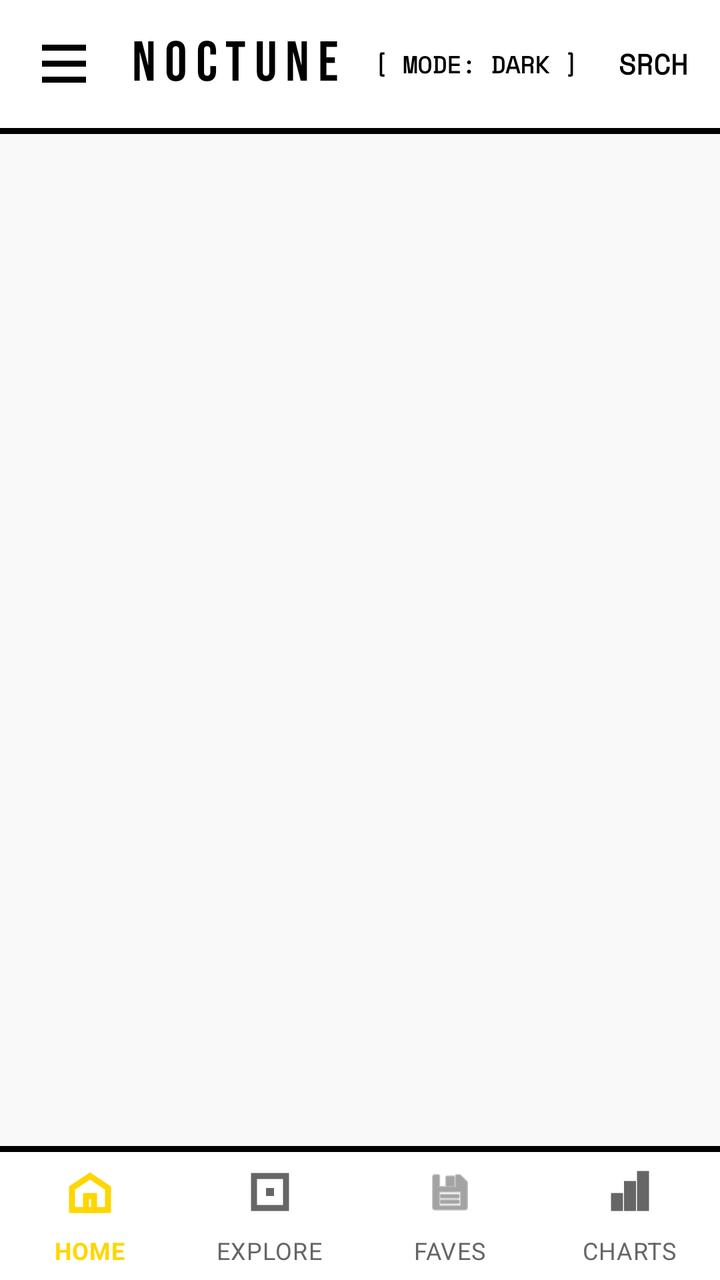
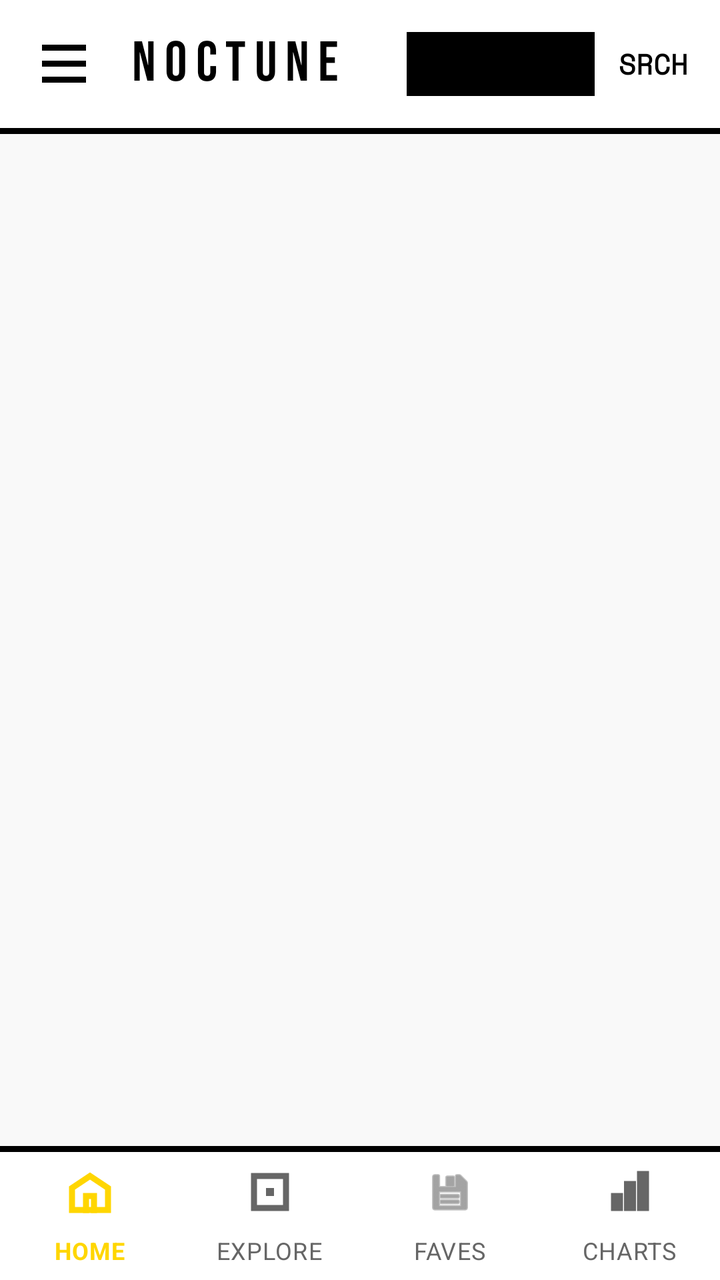

The first picture is an Android layout as it rendered before a commit; the second is the same layout after the commit. The layout source and the unified diff follow.
<!-- AndroidManifest.xml: application theme Theme.Noctune -->
<!-- res/layout/activity_main.xml -->
<?xml version="1.0" encoding="utf-8"?>
<LinearLayout
    xmlns:android="http://schemas.android.com/apk/res/android"
    xmlns:app="http://schemas.android.com/apk/res-auto"
    android:layout_width="match_parent"
    android:layout_height="match_parent"
    android:orientation="vertical"
    android:background="@color/bg_main">

    
    <LinearLayout
        android:layout_width="match_parent"
        android:layout_height="64dp"
        android:background="@color/bg_surface"
        android:orientation="horizontal"
        android:gravity="center_vertical"
        android:paddingHorizontal="16dp">

        
        <LinearLayout
            android:id="@+id/tv_menu"
            android:layout_width="32dp"
            android:layout_height="32dp"
            android:orientation="vertical"
            android:gravity="center"
            android:clickable="true"
            android:focusable="true">

            <View
                android:layout_width="22dp"
                android:layout_height="3dp"
                android:background="@color/text_primary"/>

            <View
                android:layout_width="22dp"
                android:layout_height="3dp"
                android:background="@color/text_primary"
                android:layout_marginTop="5dp"/>

            <View
                android:layout_width="22dp"
                android:layout_height="3dp"
                android:background="@color/text_primary"
                android:layout_marginTop="5dp"/>
        </LinearLayout>

        
        <TextView
            android:layout_width="0dp"
            android:layout_height="wrap_content"
            android:layout_weight="1"
            android:layout_marginStart="16dp"
            android:text="NOCTUNE"
            android:textColor="@color/text_primary"
            android:textSize="28sp"
            android:fontFamily="@font/bebas_neue"
            android:letterSpacing="0.15"/>

        
        <LinearLayout
            android:layout_width="wrap_content"
            android:layout_height="match_parent"
            android:orientation="horizontal"
            android:gravity="center_vertical">

            
            <TextView
                android:id="@+id/tv_theme_toggle"
                android:layout_width="wrap_content"
                android:layout_height="wrap_content"
                android:text="[ MODE: DARK ]"
                android:textColor="@color/text_primary"
                android:textSize="12sp"
                android:fontFamily="@font/space_mono"
                android:textStyle="bold"
                android:paddingHorizontal="8dp"
                android:paddingVertical="4dp"
                android:layout_marginEnd="12dp"
                android:clickable="true"
                android:focusable="true" />

            
            <TextView
                android:id="@+id/tv_search_icon"
                android:layout_width="wrap_content"
                android:layout_height="wrap_content"
                android:text="SRCH"
                android:textColor="@color/text_primary"
                android:textSize="14sp"
                android:fontFamily="@font/space_mono"
                android:textStyle="bold"
                android:clickable="true"
                android:focusable="true"/>
        </LinearLayout>
    </LinearLayout>

    
    <View
        android:layout_width="match_parent"
        android:layout_height="3dp"
        android:background="@color/border_color"/>

    
    <FrameLayout
        android:id="@+id/fragment_container"
        android:layout_width="match_parent"
        android:layout_height="0dp"
        android:layout_weight="1"/>

    
    <View
        android:layout_width="match_parent"
        android:layout_height="3dp"
        android:background="@color/border_color"/>

    
    <com.google.android.material.bottomnavigation.BottomNavigationView
        android:id="@+id/bottom_navigation"
        android:layout_width="match_parent"
        android:layout_height="64dp"
        android:background="@color/bg_surface"
        app:elevation="0dp"
        app:itemRippleColor="@null"
        app:itemTextColor="@drawable/bottom_nav_selector"
        app:itemIconTint="@drawable/bottom_nav_selector"
        app:labelVisibilityMode="labeled"
        app:menu="@menu/bottom_nav_menu"/>

</LinearLayout>
<!-- resources referenced by this layout -->
<resources>
  <color name="bg_main">#F9F9F9</color>
  <color name="bg_surface">#FFFFFF</color>
  <color name="border_color">#000000</color>
  <color name="text_primary">#000000</color>
  <!-- drawable bottom_nav_selector (drawable) -->
  <?xml version="1.0" encoding="utf-8"?>
  <selector xmlns:android="http://schemas.android.com/apk/res/android">
      <item android:color="@color/brand_yellow" android:state_checked="true"/>
      <item android:color="@color/text_secondary"/>
  </selector>
  <style name="Theme.Noctune" parent="Theme.MaterialComponents.Light.NoActionBar">
          <item name="colorPrimary">@color/brand_yellow</item>
          <item name="colorPrimaryVariant">@color/brand_yellow</item>
          <item name="colorOnPrimary">#000000</item>  
          <item name="colorSecondary">@color/brand_red</item>
  
          <item name="android:windowBackground">@color/bg_main</item>
          <item name="android:statusBarColor">@color/brand_yellow</item>
  
          <item name="android:windowLightStatusBar">true</item>
          <item name="android:clipToPadding">false</item>
      </style>
  <color name="brand_yellow">#FFD600</color>
  <color name="text_secondary">#666666</color>
  <color name="brand_red">#E63329</color>
</resources>

<!-- the commit's change to res/layout/activity_main.xml (unified diff, before → after) -->
@@ -64,20 +64,43 @@
             android:gravity="center_vertical">
 
             
-            <TextView
-                android:id="@+id/tv_theme_toggle"
+            <LinearLayout
+                android:id="@+id/theme_toggle_container"
                 android:layout_width="wrap_content"
-                android:layout_height="wrap_content"
-                android:text="[ MODE: DARK ]"
-                android:textColor="@color/text_primary"
-                android:textSize="12sp"
-                android:fontFamily="@font/space_mono"
-                android:textStyle="bold"
-                android:paddingHorizontal="8dp"
-                android:paddingVertical="4dp"
-                android:layout_marginEnd="12dp"
-                android:clickable="true"
-                android:focusable="true" />
+                android:layout_height="32dp"
+                android:orientation="horizontal"
+                android:background="@color/text_primary"
+                android:layout_marginEnd="12dp">
+
+                
+                <TextView
+                    android:id="@+id/tv_mode_light"
+                    android:layout_width="wrap_content"
+                    android:layout_height="match_parent"
+                    android:text="LIGHT"
+                    android:textSize="10sp"
+                    android:fontFamily="@font/space_mono"
+                    android:textStyle="bold"
+                    android:gravity="center"
+                    android:paddingHorizontal="10dp"
+                    android:clickable="true"
+                    android:focusable="true"/>
+
+                
+                <TextView
+                    android:id="@+id/tv_mode_dark"
+                    android:layout_width="wrap_content"
+                    android:layout_height="match_parent"
+                    android:text="DARK"
+                    android:textSize="10sp"
+                    android:fontFamily="@font/space_mono"
+                    android:textStyle="bold"
+                    android:gravity="center"
+                    android:paddingHorizontal="10dp"
+                    android:clickable="true"
+                    android:focusable="true"/>
+
+            </LinearLayout>
 
             
             <TextView
